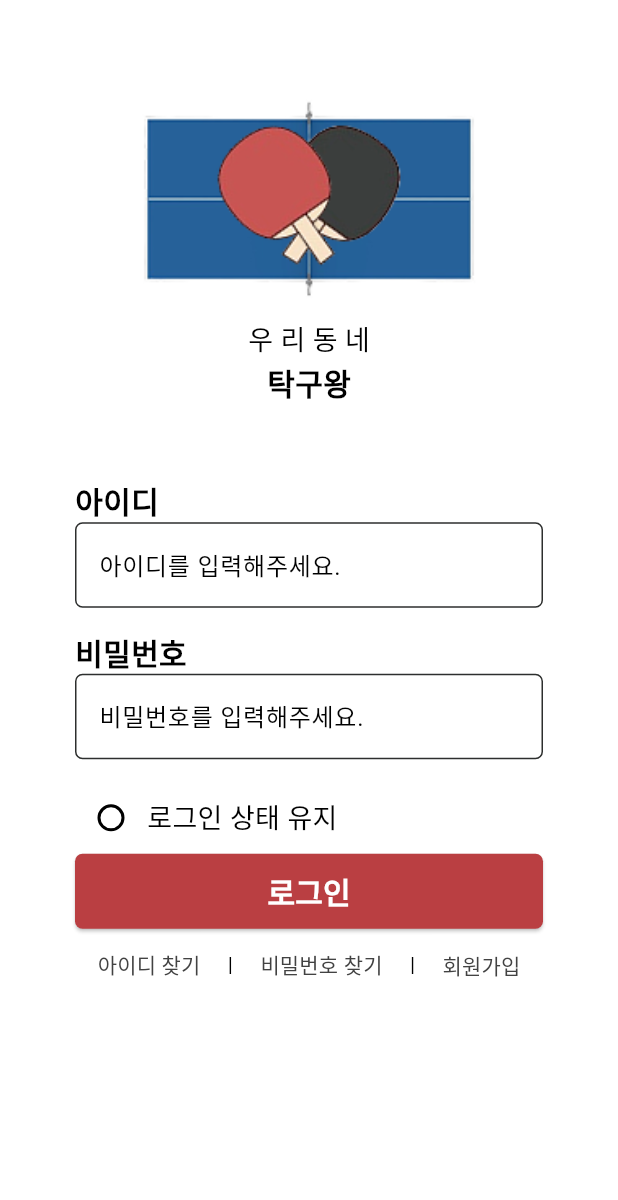
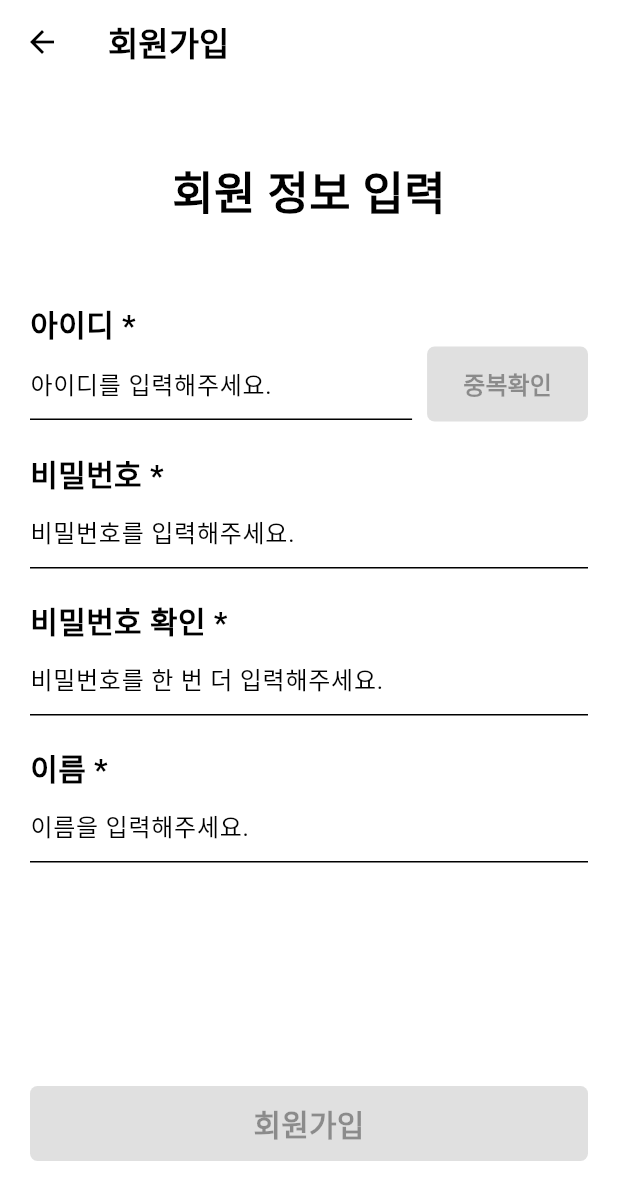
Before and after one commit to lee-giho/King_of_table_tennis_front, a Flutter app: the screen it shows after launch, after a tap on "회원가입", on a phone screen of 412 x 824 dp. Shown: the top 1200 px of the screen. Run offline on Flutter 3.47's test engine with Material 3 defaults, Android fonts, the phone set to English and light mode, and no system bars; our stand-ins replace flutter_dotenv, flutter_secure_storage.

Commit message:
회원가입 페이지 구현 / checkValidate.dart 파일을 통해 입력값에 대한 검증 반환 / 백엔드 연결 : 아이디 중복 확인 O, 회원가입 X

```diff
--- a/lib/screen/login_screen.dart
+++ b/lib/screen/login_screen.dart
@@ -3,6 +3,7 @@ import 'dart:developer';
 import 'package:flutter/material.dart';
 import 'dart:convert';
 import 'package:king_of_table_tennis/api/login_api.dart';
+import 'package:king_of_table_tennis/screen/register_screen.dart';
 import 'package:king_of_table_tennis/util/appColors.dart';
 import 'package:king_of_table_tennis/util/secure_storage.dart';
 
@@ -318,6 +319,12 @@ class _LoginScreenState extends State<LoginScreen> {
                           TextButton(
                             onPressed: () {
                               print("회원가입 클릭!!");
+                              Navigator.push(
+                                context,
+                                MaterialPageRoute(
+                                  builder: (context) => const RegisterScreen()
+                                )
+                              );
                             },
                             child: Text(
                               "회원가입",
--- /dev/null
+++ b/lib/screen/register_screen.dart
@@ -0,0 +1,338 @@
+import 'dart:developer';
+
+import 'package:flutter/material.dart';
+import 'dart:convert';
+import 'package:king_of_table_tennis/api/register_api.dart';
+import 'package:king_of_table_tennis/util/appColors.dart';
+import 'package:king_of_table_tennis/util/checkValidate.dart';
+
+class RegisterScreen extends StatefulWidget {
+  const RegisterScreen({super.key});
+
+  @override
+  State<RegisterScreen> createState() => _RegisterScreenState();
+}
+
+class _RegisterScreenState extends State<RegisterScreen> {
+
+  // 아이디, 비밀번호, 비밀번호 확인, 이름 입력 값 저장
+  var idController = TextEditingController();
+  var passwordController = TextEditingController();
+  var rePasswordController = TextEditingController();
+  var nameController = TextEditingController();
+
+  // 아이디, 비밀번호, 비밀번호 확인, 이름 FocusNode
+  FocusNode idFocus = FocusNode();
+  FocusNode passwordFocus = FocusNode();
+  FocusNode rePasswordFocus = FocusNode();
+  FocusNode nameFocus = FocusNode();
+
+  // 상태값
+  bool isIdValid = false;
+  bool isPasswordValid = false;
+  bool isRePasswordValid = false;
+  bool isNameValid = false;
+
+  // 아이디 중복확인 여부
+  bool isIdDuplication = true;
+
+  // 아이디 변경 여부
+  bool isIdChanged = false;
+
+  // 아이디 입력 검증
+  bool idInputValid = false;
+
+  GlobalKey<FormState> formKey = GlobalKey<FormState>();
+
+  @override
+  void dispose() {
+    idController.dispose();
+    passwordController.dispose();
+    rePasswordController.dispose();
+    nameController.dispose();
+
+    idFocus.dispose();
+    passwordFocus.dispose();
+    rePasswordFocus.dispose();
+    nameFocus.dispose();
+
+    super.dispose();
+  }
+
+  // 입력 상태 체크 함수
+  void checkFormValid() {
+    setState(() {
+      isIdValid = Checkvalidate().validateId(idController.text, isIdDuplication, isIdChanged) == null;
+      isPasswordValid = Checkvalidate().validatePassword(passwordController.text) == null;
+      isRePasswordValid = Checkvalidate().validateRePassword(passwordController.text, rePasswordController.text) == null;
+      isNameValid = Checkvalidate().validateName(nameController.text) == null;
+    });
+  }
+
+  // 회원가입 버튼 활성화 조건
+  bool get isFormValid {
+    return isIdValid && isPasswordValid && isRePasswordValid && isNameValid && !isIdDuplication;
+  }
+
+  void handleCheckIdDuplication(String id) async {
+    final response = await checkIdDuplication(id);
+
+    if (response.statusCode == 200) {
+      final data = json.decode(response.body);
+      final exists = data["exists"];
+
+      if (!exists) {
+        setState(() {
+          isIdDuplication = exists;
+        });
+      }
+      setState(() {
+        isIdChanged = false;
+      });
+
+      print(data);
+    } else {
+      log("아이디 중복확인 실패");
+    }
+  }
+
+  @override
+  Widget build(BuildContext context) {
+    return Scaffold(
+      appBar: AppBar(
+        title: const Text(
+          "회원가입",
+          style: TextStyle(
+            fontWeight: FontWeight.bold
+          ),
+        ),
+      ),
+      body: SafeArea(
+        child: Form(
+          key: formKey,
+          child: Container( // 전체 화면
+            padding: const EdgeInsets.symmetric(vertical: 50, horizontal: 20),
+            child: Column(
+              children: [
+                Expanded(
+                  child: SingleChildScrollView(
+                    physics: const ClampingScrollPhysics(),
+                    child: Column(
+                      mainAxisAlignment: MainAxisAlignment.spaceBetween,
+                      crossAxisAlignment: CrossAxisAlignment.start,
+                      children: [
+                        Column(
+                          crossAxisAlignment: CrossAxisAlignment.start,
+                          children: [
+                            Container( // 페이지 타이틀
+                              margin: const EdgeInsets.fromLTRB(0, 0, 0, 50),
+                              child: Center(
+                                child: const Text(
+                                  "회원 정보 입력",
+                                  style: TextStyle(
+                                    fontSize: 30,
+                                    fontWeight: FontWeight.bold
+                                  ),
+                                ),
+                              )
+                            ),
+                            Container( // 아이디, 비밀번호, 비밀번호 확인, 이름 입력 부분
+                              child: Column(
+                                children: [
+                                  Container( // 아이디 입력 부분
+                                    margin: const EdgeInsets.fromLTRB(0, 0, 0, 20),
+                                    child: Column(
+                                      crossAxisAlignment: CrossAxisAlignment.start,
+                                      children: [
+                                        const Text(
+                                          "아이디 *",
+                                          style: TextStyle(
+                                            fontSize: 20,
+                                            fontWeight: FontWeight.bold
+                                          ),
+                                        ),
+                                        Row(
+                                          children: [
+                                            Expanded(
+                                              child: TextFormField(
+                                                controller: idController,
+                                                focusNode: idFocus,
+                                                keyboardType: TextInputType.text,
+                                                autovalidateMode: AutovalidateMode.onUserInteraction,
+                                                validator: (value) {
+                                                  return Checkvalidate().validateId(value, isIdDuplication, isIdChanged);
+                                                },
+                                                onChanged: (value) {
+                                                  setState(() {
+                                                    idInputValid = Checkvalidate().checkIdInput(value);
+                                                    isIdChanged = true;
+                                                  });
+
+                                                  isIdValid = Checkvalidate().validateId(value, isIdDuplication, isIdChanged) == null;
+                                                  isIdDuplication = true; // 값이 변경되면 중복확인 필요
+                                                },
+                                                decoration: const InputDecoration(
+                                                  hintText: "아이디를 입력해주세요."
+                                                ),
+                                              ),
+                                            ),
+                                            const SizedBox(width: 10),
+                                            ElevatedButton(
+                                              onPressed: idInputValid
+                                                ? () {
+                                                    handleCheckIdDuplication(idController.text);
+                                                  }
+                                                : null,
+                                              style: ElevatedButton.styleFrom(
+                                                minimumSize: const Size(100, 50),
+                                                backgroundColor: Appcolors.racketRed,
+                                                foregroundColor: Colors.white,
+                                                shape: RoundedRectangleBorder(
+                                                  borderRadius: BorderRadius.circular(5)
+                                                )
+                                              ),
+                                              child: const Text(
+                                                "중복확인",
+                                                style: TextStyle(
+                                                  fontSize: 16,
+                                                  fontWeight: FontWeight.bold
+                                                ),
+                                              )
+                                            )
+                                          ],
+                                        )
+                                      ],
+                                    ),
+                                  ),
+                                  Container( // 비밀번호 입력 부분
+                                    margin: const EdgeInsets.fromLTRB(0, 0, 0, 20),
+                                    child: Column(
+                                      crossAxisAlignment: CrossAxisAlignment.start,
+                                      children: [
+                                        const Text(
+                                          "비밀번호 *",
+                                          style: TextStyle(
+                                            fontSize: 20,
+                                            fontWeight: FontWeight.bold
+                                          ),
+                                        ),
+                                        TextFormField(
+                                          controller: passwordController,
+                                          focusNode: passwordFocus,
+                                          autovalidateMode: AutovalidateMode.onUserInteraction,
+                                          validator: (value) {
+                                            return Checkvalidate().validatePassword(value);
+                                          },
+                                          onChanged: (value) {
+                                            checkFormValid();
+                                          },
+                                          obscureText: true,
+                                          decoration: const InputDecoration(
+                                            hintText: "비밀번호를 입력해주세요."
+                                          ),
+                                        )
+                                      ],
+                                    ),
+                                  ),
+                                  Container( // 비밀번호 확인 입력 부분
+                                    margin: const EdgeInsets.fromLTRB(0, 0, 0, 20),
+                                    child: Column(
+                                      crossAxisAlignment: CrossAxisAlignment.start,
+                                      children: [
+                                        const Text(
+                                          "비밀번호 확인 *",
+                                          style: TextStyle(
+                                            fontSize: 20,
+                                            fontWeight: FontWeight.bold
+                                          ),
+                                        ),
+                                        TextFormField(
+                                          controller: rePasswordController,
+                                          focusNode: rePasswordFocus,
+                                          autovalidateMode: AutovalidateMode.onUserInteraction,
+                                          validator: (value) {
+                                            return Checkvalidate().validateRePassword(passwordController.text, value);
+                                          },
+                                          onChanged: (value) {
+                                            checkFormValid();
+                                          },
+                                          obscureText: true,
+                                          decoration: const InputDecoration(
+                                            hintText: "비밀번호를 한 번 더 입력해주세요."
+                                          ),
+                                        )
+                                      ],
+                                    ),
+                                  ),
+                                  Container( // 이름 입력 부분
+                                    margin: const EdgeInsets.fromLTRB(0, 0, 0, 20),
+                                    child: Column(
+                                      crossAxisAlignment: CrossAxisAlignment.start,
+                                      children: [
+                                        const Text(
+                                          "이름 *",
+                                          style: TextStyle(
+                                            fontSize: 20,
+                                            fontWeight: FontWeight.bold
+                                          ),
+                                        ),
+                                        TextFormField(
+                                          controller: nameController,
+                                          focusNode: nameFocus,
+                                          keyboardType: TextInputType.text,
+                                          autovalidateMode: AutovalidateMode.onUserInteraction,
+                                          validator: (value) {
+                                            return Checkvalidate().validateName(value);
+                                          },
+                                          onChanged: (value) {
+                                            checkFormValid();
+                                          },
+                                          decoration: const InputDecoration(
+                                            hintText: "이름을 입력해주세요."
+                                          ),
+                                        )
+                                      ],
+                                    ),
+                                  )
+                                ],
+                              ),
+                            )
+                          ],
+                        )
+                      ],
+                    ),
+                  )
+                ),
+                Container( // 회원가입 버튼
+                  child: ElevatedButton(
+                    onPressed: isFormValid
+                      ? () {
+                          // signUp();
+                          print("회원가입 버튼 클릭!!");
+                        }
+                      : null,
+                      style: ElevatedButton.styleFrom(
+                        minimumSize: const Size.fromHeight(50),
+                        backgroundColor: Appcolors.racketRed,
+                        foregroundColor: Colors.white,
+                        shape: RoundedRectangleBorder(
+                          borderRadius: BorderRadius.circular(5)
+                        )
+                      ),
+                    child: const Text(
+                      "회원가입",
+                      style: TextStyle(
+                        fontSize: 20,
+                        fontWeight: FontWeight.bold
+                      ),
+                    )
+                  ),
+                )
+              ],
+            ),
+          )
+        )
+      ),
+    );
+  }
+}
--- /dev/null
+++ b/lib/util/checkValidate.dart
@@ -0,0 +1,110 @@
+class Checkvalidate {
+  String? validateId(String? id, bool? isIdDuplication, bool? isIdChanged) {
+    String pattern = r'^[a-zA-Z0-9]{6,12}$';
+    RegExp regExp = RegExp(pattern);
+    if (id == null || id.isEmpty) {
+      return "아이디를 입력해주세요.";
+    } else if (id.length < 6) {
+      return "6자리 이상 입력해주세요.";
+    } else if (id.length > 12) {
+      return "12자리 이하로 입력해주세요.";
+    } else if (!regExp.hasMatch(id)) {
+      return "영문 6글자 이상 12자 이하로 입력해주세요.";
+    } else {
+      if (isIdChanged == true) {
+        return "중복확인을 해주세요.";
+      } else {
+        if (isIdDuplication == true) {
+          return "사용중인 아이디입니다.";
+        } else {
+          return null;
+        }
+      }
+    }
+  }
+
+  bool checkIdInput(String id) {
+    String pattern = r'^[a-zA-Z0-9]{6,12}$';
+    RegExp regExp = RegExp(pattern);
+    return regExp.hasMatch(id); // true이면 유효한 아이디, false이면 비유효한 아이디
+  }
+
+  String? validatePassword(String? password) {
+    String pattern = r'^(?=.*[a-zA-Z])(?=.*[0-9])(?=.*[$`~!@$!%*#^?&\\(\\)\-_=+]).{8,15}$';
+    RegExp regExp = RegExp(pattern);
+    if (password == null || password.isEmpty) {
+      return "비밀번호를 입력해주세요.";
+    } else if (password.length < 8) {
+      return "8자리 이상 입력해주세요.";
+    } else if (password.length > 15) {
+      return "15자리 이하로 입력해주세요.";
+    } else if (!regExp.hasMatch(password)) {
+      return "특수문자, 문자, 숫자 포함 8자 이상 15자 이하로 입력해주세요.";
+    } else {
+      return null;
+    }
+  }
+
+  String? validateRePassword(String password, String? rePassword) {
+    if (rePassword == null || rePassword.isEmpty) {
+      return "비밀번호 확인을 입력해주세요.";
+    } else if (password != rePassword) {
+      return "입력한 비밀번호가 다릅니다.";
+    } else {
+      return null;
+    }
+  }
+
+  String? validateName(String? name) {
+    String pattern = r'^[^\s](\S*(\s\S+)*)?$';
+    RegExp regExp = RegExp(pattern);
+    if (name == null || name.isEmpty) {
+      return "이름을 입력해주세요.";
+    } else if (!regExp.hasMatch(name)) {
+      return "앞/뒤 공백 없이 한 글자 이상 입력해주세요.";
+    } else {
+      return null;
+    }
+  }
+
+  String? validateEmail(String? email) {
+    String pattern = r'^(([^<>()[\]\\.,;:\s@\"]+(\.[^<>()[\]\\.,;:\s@\"]+)*)|(\".+\"))@((\[[0-9]{1,3}\.[0-9]{1,3}\.[0-9]{1,3}\.[0-9]{1,3}\])|(([a-zA-Z\-0-9]+\.)+[a-zA-Z]{2,}))$';
+    RegExp regExp = RegExp(pattern);
+    if (email == null || email.isEmpty) {
+      return "이메일을 입력해주세요.";
+    } else if (!regExp.hasMatch(email)) {
+      return "잘못된 이메일 형식입니다.";
+    } else {
+      return null;
+    }
+  }
+
+  String? validateCode(String? code) {
+    String pattern = r'^\d{6}$'; // 숫자 6자리 정규식
+    RegExp regExp = RegExp(pattern);
+
+    if (code == null || code.isEmpty) {
+      return "인증번호를 입력해주세요.";
+    } else if (!regExp.hasMatch(code)) {
+      return "6자리 숫자를 입력해주세요.";
+    } else {
+      return null; // 유효한 인증번호
+    }
+  }
+
+  String? validateNickName(String? nickName, bool? nickNameValid) {
+    String pattern = r'^[^\s](\S*(\s\S+)*)?$';
+    RegExp regExp = RegExp(pattern);
+    if (nickName == null || nickName.isEmpty) {
+      return "닉네임을 입력해주세요.";
+    } else if (!regExp.hasMatch(nickName)) {
+      return "앞/뒤 공백 없이 한 글자 이상 입력해주세요.";
+    } else {
+      if (nickNameValid == false) {
+        return "중복확인을 해주세요.";
+      } else {
+        return null;
+      }
+    }
+  }
+}
```
Also changed, not shown: lib/api/register_api.dart (added, +16 -0 lines).
